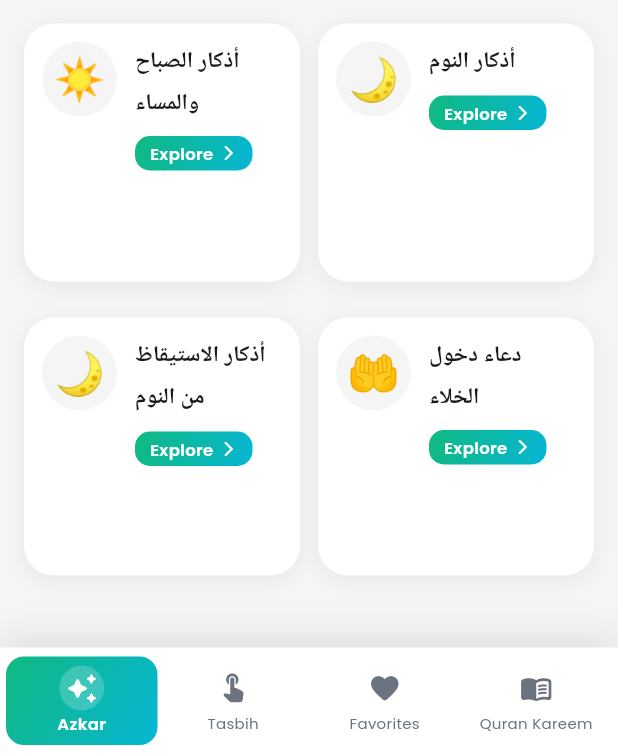
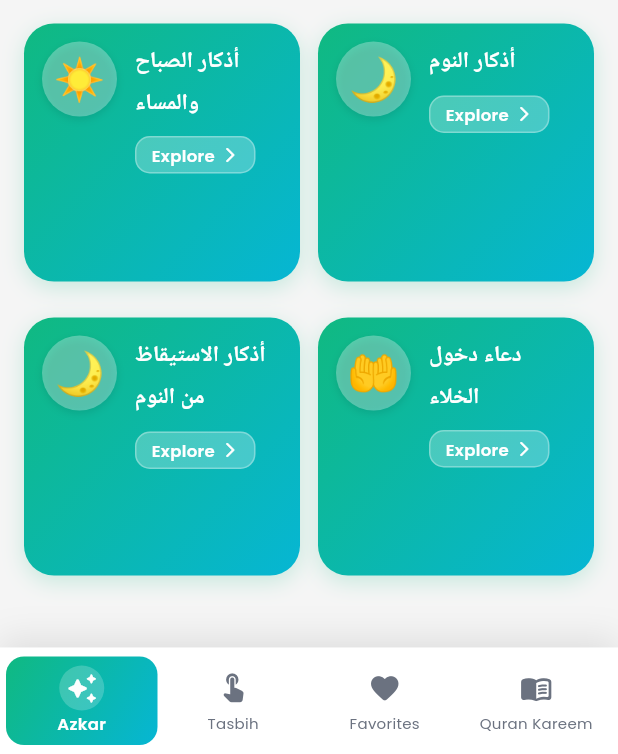
Before and after one commit to khaledebied/bling_azkar, a Flutter app: the screen it shows after launch, on a phone screen of 412 x 824 dp, the part 482-1236 px from its top. Run offline on Flutter 3.47's test engine with Material 3 defaults, Android fonts, the phone set to English and light mode, and no system bars; our stand-ins replace dio, flutter_local_notifications, flutter_riverpod, freezed_annotation, geolocator, google_fonts and 8 more; missing offline and left inert: audio_session, flutter_qiblah, quran_library; accounts and stored records are empty; Roboto replaces fonts that are missing (Cairo); statements that could not run were skipped.

Commit message:
refactor: Simplify category card gradient handling and improve styling
- Removed the redundant gradient method and integrated gradient logic directly into the card's decoration
- Enhanced dark mode support with updated gradient and shadow effects
- Adjusted padding and background color for better visual consistency and user experience

```diff
--- a/lib/src/presentation/widgets/category_card.dart
+++ b/lib/src/presentation/widgets/category_card.dart
@@ -1,7 +1,6 @@
 import 'package:flutter/material.dart';
 import 'package:flutter/services.dart';
 import '../../utils/theme.dart';
-import '../../utils/theme_extensions.dart';
 import '../../utils/localizations.dart';
 
 class CategoryCard extends StatefulWidget {
@@ -149,38 +148,6 @@ class _CategoryCardState extends State<CategoryCard>
     return '📿'; // Prayer beads from Muslim emojis database
   }
 
-  /// Get consistent, elegant gradient for all category cards
-  /// Using a beautiful emerald-to-teal gradient that works for all categories
-  LinearGradient _getCategoryGradient(BuildContext context) {
-    final isDarkMode = Theme.of(context).brightness == Brightness.dark;
-
-    // Elegant gradient for light mode - consistent across all cards
-    if (!isDarkMode) {
-      return const LinearGradient(
-        begin: Alignment.topLeft,
-        end: Alignment.bottomRight,
-        colors: [
-          Color(0xFF059669), // Deep emerald
-          Color(0xFF10B981), // Vibrant emerald
-          Color(0xFF14B8A6), // Bright teal
-        ],
-        stops: [0.0, 0.5, 1.0],
-      );
-    }
-
-    // Elegant gradient for dark mode - subtle and sophisticated
-    return LinearGradient(
-      begin: Alignment.topLeft,
-      end: Alignment.bottomRight,
-      colors: [
-        const Color(0xFF059669).withValues(alpha: 0.25), // Deep emerald
-        const Color(0xFF10B981).withValues(alpha: 0.2), // Vibrant emerald
-        const Color(0xFF14B8A6).withValues(alpha: 0.15), // Bright teal
-      ],
-      stops: const [0.0, 0.5, 1.0],
-    );
-  }
-
   @override
   Widget build(BuildContext context) {
     final l10n = AppLocalizations.ofWithFallback(context);
@@ -208,8 +175,17 @@ class _CategoryCardState extends State<CategoryCard>
           ),
           margin: const EdgeInsets.only(bottom: 12),
         decoration: BoxDecoration(
-            // White background like zikr item
-            color: context.cardColor,
+            // Gradient background matching tab header
+            gradient: isDarkMode
+                ? LinearGradient(
+                    begin: Alignment.topLeft,
+                    end: Alignment.bottomRight,
+                    colors: [
+                      AppTheme.primaryGreen.withValues(alpha: 0.3),
+                      AppTheme.primaryTeal.withValues(alpha: 0.25),
+                    ],
+                  )
+                : AppTheme.primaryGradient,
           borderRadius: BorderRadius.circular(20),
             border: isDarkMode
                 ? Border.all(
@@ -221,9 +197,10 @@ class _CategoryCardState extends State<CategoryCard>
             BoxShadow(
                 color: isDarkMode
                     ? Colors.black.withValues(alpha: 0.3)
-                    : Colors.black.withValues(alpha: 0.06),
-                blurRadius: isDarkMode ? 15 : 10,
-                offset: const Offset(0, 3),
+                    : AppTheme.primaryGreen.withValues(alpha: 0.2),
+                blurRadius: isDarkMode ? 15 : 12,
+              offset: const Offset(0, 4),
+                spreadRadius: 0,
             ),
           ],
         ),
@@ -237,10 +214,15 @@ class _CategoryCardState extends State<CategoryCard>
                   width: 50,
                   height: 50,
                 decoration: BoxDecoration(
-                    color: isDarkMode
-                        ? Colors.white.withValues(alpha: 0.1)
-                        : Colors.grey.shade100,
+                    color: Colors.white.withValues(alpha: isDarkMode ? 0.2 : 0.3),
                     shape: BoxShape.circle,
+                    boxShadow: [
+                      BoxShadow(
+                        color: Colors.black.withValues(alpha: 0.1),
+                        blurRadius: 4,
+                        offset: const Offset(0, 2),
+                      ),
+                    ],
                   ),
                   child: Center(
                     child: Text(
@@ -264,7 +246,7 @@ class _CategoryCardState extends State<CategoryCard>
                         widget.titleAr,
                         style: AppTheme.arabicMedium.copyWith(
                           fontSize: 15,
-                          color: context.textPrimary,
+                  color: Colors.white,
                           fontWeight: FontWeight.w600,
                         ),
                         maxLines: 2,
@@ -278,8 +260,12 @@ class _CategoryCardState extends State<CategoryCard>
                           vertical: 4,
                         ),
                         decoration: BoxDecoration(
-                          gradient: AppTheme.primaryGradient,
+                          color: Colors.white.withValues(alpha: 0.25),
                           borderRadius: BorderRadius.circular(10),
+                          border: Border.all(
+                            color: Colors.white.withValues(alpha: 0.3),
+                            width: 1,
+                          ),
                         ),
                         child: Row(
                           mainAxisSize: MainAxisSize.min,
```
Lines whose indentation alone changed are shown as unchanged.
